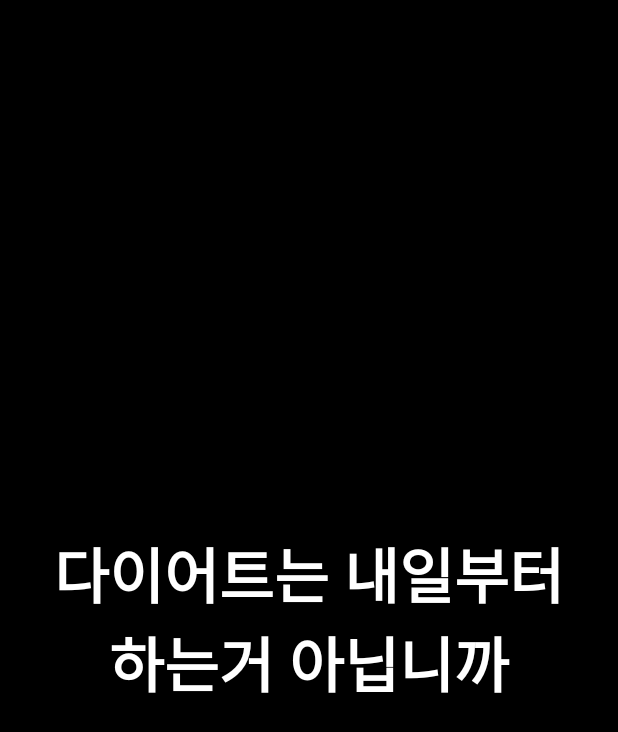
After one commit to Hyeyeon-Ko/Kotlin-pratice, an Android app: the SplashActivity screen opened directly, with no data from a screen before it, on a phone screen of 412 x 824 dp. The commit adds this screen. Shown: the top 732 px of the screen. Run offline under Robolectric (Android 15) with nearby library versions, the phone set to English and light mode, and no system bars.

Commit message:
Splash 구현

```diff
--- a/diet_memo/app/build.gradle.kts
+++ b/diet_memo/app/build.gradle.kts
@@ -5,12 +5,12 @@ plugins {
 
 android {
     namespace = "com.example.diet_memo"
-    compileSdk = 33
+    compileSdk = 34
 
     defaultConfig {
         applicationId = "com.example.diet_memo"
         minSdk = 24
-        targetSdk = 33
+        targetSdk = 34
         versionCode = 1
         versionName = "1.0"
 
--- a/diet_memo/app/src/main/AndroidManifest.xml
+++ b/diet_memo/app/src/main/AndroidManifest.xml
@@ -13,7 +13,7 @@
         android:theme="@style/Theme.Diet_memo"
         tools:targetApi="31">
         <activity
-            android:name=".MainActivity"
+            android:name=".SplashActivity"
             android:exported="true">
             <intent-filter>
                 <action android:name="android.intent.action.MAIN" />
@@ -21,6 +21,10 @@
                 <category android:name="android.intent.category.LAUNCHER" />
             </intent-filter>
         </activity>
+        <activity
+            android:name=".MainActivity"
+            android:exported="true">
+        </activity>
     </application>
 
 </manifest>
--- /dev/null
+++ b/diet_memo/app/src/main/java/com/example/diet_memo/SplashActivity.kt
@@ -0,0 +1,21 @@
+package com.example.diet_memo
+
+import android.content.Intent
+import androidx.appcompat.app.AppCompatActivity
+import android.os.Bundle
+import android.os.Handler
+
+@Suppress("DEPRECATION")
+class SplashActivity : AppCompatActivity() {
+    override fun onCreate(savedInstanceState: Bundle?) {
+
+        super.onCreate(savedInstanceState)
+        setContentView(R.layout.activity_splash)
+
+        Handler().postDelayed({
+            startActivity(Intent(this, MainActivity::class.java))
+            finish()
+        }, 3000)
+
+    }
+}
--- /dev/null
+++ b/diet_memo/app/src/main/res/layout/activity_splash.xml
@@ -0,0 +1,24 @@
+<?xml version="1.0" encoding="utf-8"?>
+<androidx.constraintlayout.widget.ConstraintLayout
+    xmlns:android="http://schemas.android.com/apk/res/android"
+    xmlns:app="http://schemas.android.com/apk/res-auto"
+    xmlns:tools="http://schemas.android.com/tools"
+    android:layout_width="match_parent"
+    android:layout_height="match_parent"
+    android:background="@color/black"
+    tools:context=".SplashActivity">
+
+    <TextView
+        android:layout_width="match_parent"
+        android:layout_height="wrap_content"
+        android:text="다이어트는 내일부터\n하는거 아닙니까"
+        android:textSize="40sp"
+        android:textColor="@color/white"
+        android:textStyle="bold"
+        android:gravity="center"
+        app:layout_constraintBottom_toBottomOf="parent"
+        app:layout_constraintEnd_toEndOf="parent"
+        app:layout_constraintStart_toStartOf="parent"
+        app:layout_constraintTop_toTopOf="parent" />
+
+</androidx.constraintlayout.widget.ConstraintLayout>
```
Also changed, not shown: diet_memo/app/src/main/java/com/example/diet_memo/MainActivity.kt (line endings or trailing spaces).
